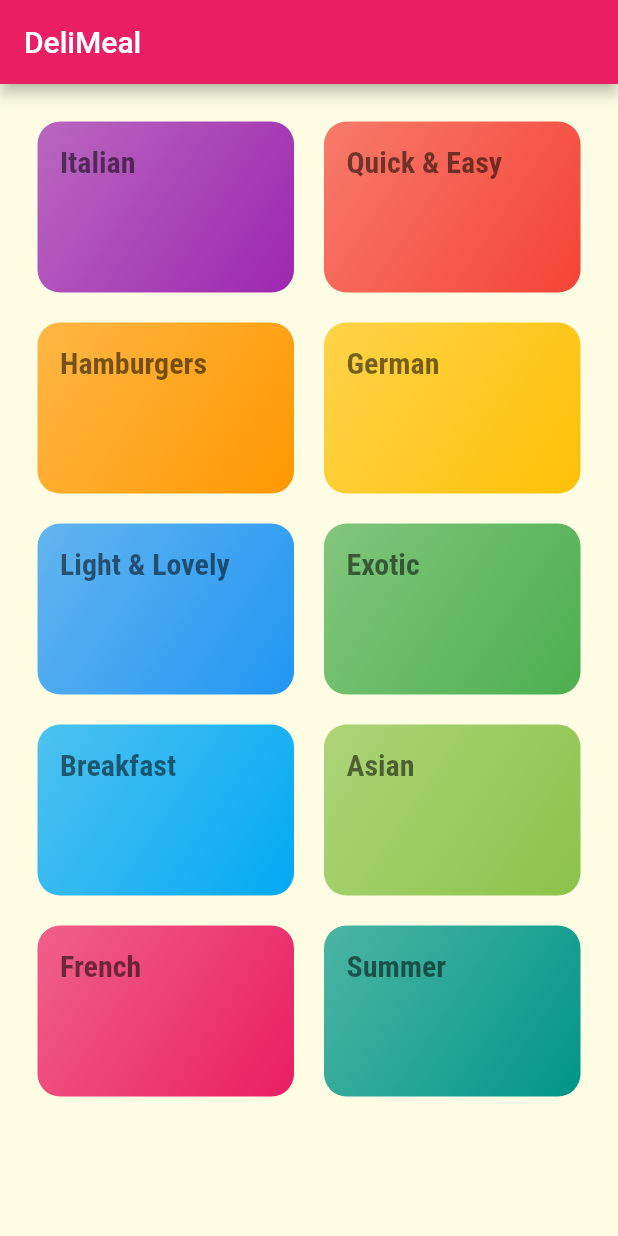
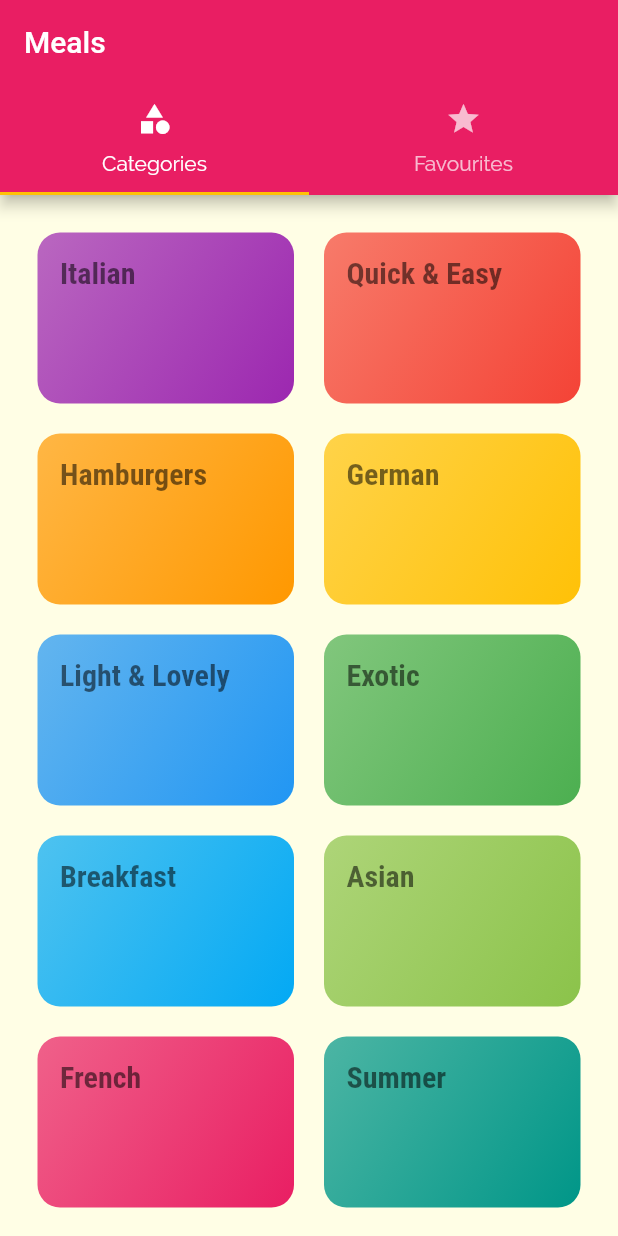
Before and after one commit to kguertin/learn_flutter, a Flutter app: the screen it shows after launch, on a phone screen of 412 x 824 dp. Run offline on Flutter 3.47's test engine with Material 2 defaults, Android fonts, the phone set to English and light mode, and no system bars; our stand-ins replace dartz, equatable.

Commit message:
add tabs to top of application

```diff
--- a/meal_app/lib/main.dart
+++ b/meal_app/lib/main.dart
@@ -2,6 +2,7 @@ import 'package:flutter/material.dart';
 import 'package:flutter_complete_guide/screens/categories_screen.dart';
 import 'package:flutter_complete_guide/screens/category_meals_screen.dart';
 import 'package:flutter_complete_guide/screens/meal_detail_screen.dart';
+import 'package:flutter_complete_guide/screens/tabs_screen.dart';
 
 void main() => runApp(MyApp());
 
@@ -23,7 +24,7 @@ class MyApp extends StatelessWidget {
       ),
       initialRoute: '/',
       routes: {
-        '/': (ctx) => CategoriesScreen(),
+        '/': (ctx) => TabsScreen(),
         CategoryMealsScreen.routeName: (ctx) => CategoryMealsScreen(),
         MealDetailScreen.routeName: (ctx) => MealDetailScreen(),
       },
--- a/meal_app/lib/screens/categories_screen.dart
+++ b/meal_app/lib/screens/categories_screen.dart
@@ -6,11 +6,7 @@ import '../dummy_data.dart';
 class CategoriesScreen extends StatelessWidget {
   @override
   Widget build(BuildContext context) {
-    return Scaffold(
-      appBar: AppBar(
-        title: const Text("DeliMeal"),
-      ),
-      body: GridView(
+    return GridView(
       padding: const EdgeInsets.all(25),
       children: DUMMY_CATEGORIES
           .map((categoryData) => CategoryItem(
@@ -24,7 +20,6 @@ class CategoriesScreen extends StatelessWidget {
           childAspectRatio: 3 / 2,
           crossAxisSpacing: 20,
           mainAxisSpacing: 20),
-      ),
     );
   }
 }
--- /dev/null
+++ b/meal_app/lib/screens/favourites_screen.dart
@@ -0,0 +1,10 @@
+import 'package:flutter/material.dart';
+
+class FavouritesScreen extends StatelessWidget {
+  @override
+  Widget build(BuildContext context) {
+    return Center(
+      child: Text("Favourites"),
+    );
+  }
+}
--- /dev/null
+++ b/meal_app/lib/screens/tabs_screen.dart
@@ -0,0 +1,40 @@
+import 'package:flutter/material.dart';
+import 'package:flutter_complete_guide/screens/categories_screen.dart';
+import 'package:flutter_complete_guide/screens/favourites_screen.dart';
+
+class TabsScreen extends StatefulWidget {
+  @override
+  _TabsScreenState createState() => _TabsScreenState();
+}
+
+class _TabsScreenState extends State<TabsScreen> {
+  @override
+  Widget build(BuildContext context) {
+    return DefaultTabController(
+      length: 2,
+      child: Scaffold(
+        appBar: AppBar(
+          title: Text("Meals"),
+          bottom: TabBar(
+            tabs: [
+              Tab(
+                icon: Icon(Icons.category),
+                text: 'Categories',
+              ),
+              Tab(
+                icon: Icon(Icons.star),
+                text: 'Favourites',
+              )
+            ],
+          ),
+        ),
+        body: TabBarView(
+          children: <Widget>[
+            CategoriesScreen(),
+            FavouritesScreen(),
+          ],
+        ),
+      ),
+    );
+  }
+}
```
Lines whose indentation alone changed are shown as unchanged.
